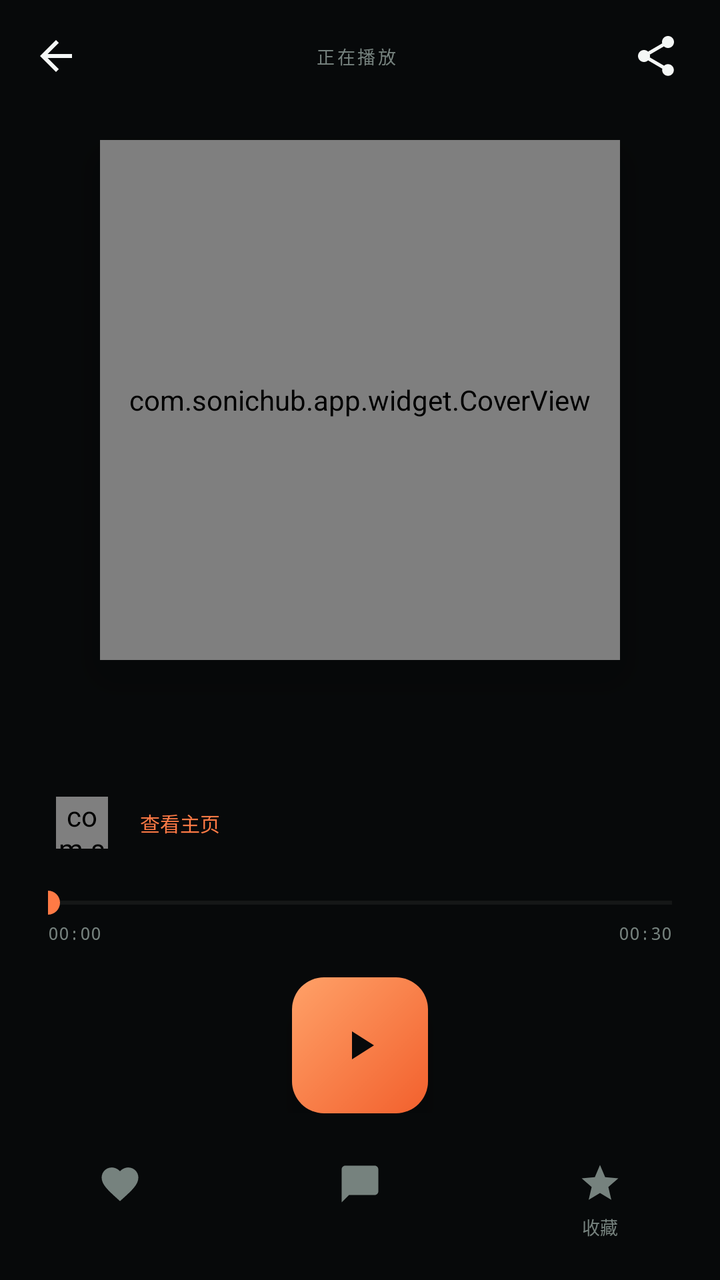
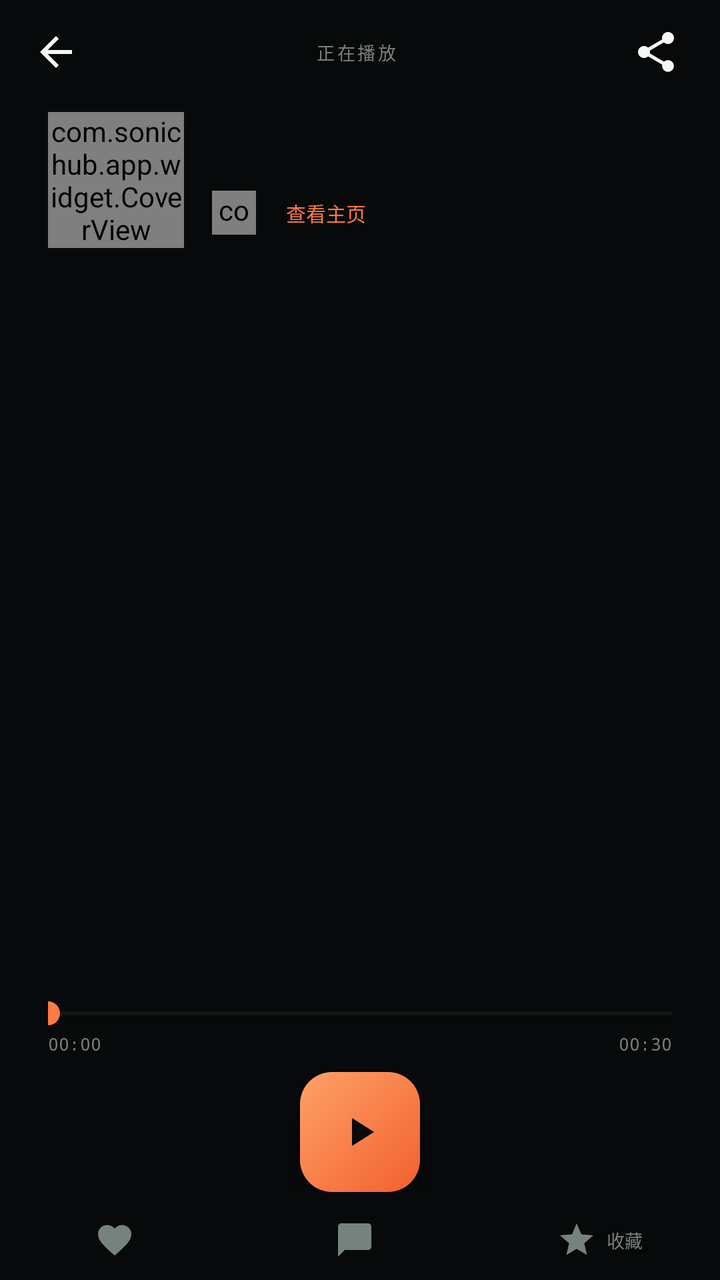

Screens rendered from an Android XML layout before and after an edit, with the pre-edit source and the edit as a unified diff.
<!-- AndroidManifest.xml: application theme Theme.SonicHub -->
<!-- res/layout/activity_player.xml -->
<?xml version="1.0" encoding="utf-8"?>
<LinearLayout xmlns:android="http://schemas.android.com/apk/res/android"
    xmlns:app="http://schemas.android.com/apk/res-auto"
    android:layout_width="match_parent"
    android:layout_height="match_parent"
    android:background="@color/bg"
    android:orientation="vertical">

    <LinearLayout
        android:layout_width="match_parent"
        android:layout_height="56dp"
        android:gravity="center_vertical"
        android:orientation="horizontal"
        android:paddingStart="8dp"
        android:paddingEnd="12dp">

        <ImageButton
            android:id="@+id/backButton"
            android:layout_width="40dp"
            android:layout_height="40dp"
            android:background="?attr/selectableItemBackgroundBorderless"
            android:contentDescription="返回"
            android:src="@drawable/ic_back"
            app:tint="@color/text" />

        <TextView
            android:layout_width="0dp"
            android:layout_height="wrap_content"
            android:layout_weight="1"
            android:fontFamily="monospace"
            android:gravity="center"
            android:letterSpacing="0.14"
            android:text="正在播放"
            android:textColor="@color/text_3"
            android:textSize="9sp" />

        <ImageButton
            android:id="@+id/shareButton"
            android:layout_width="40dp"
            android:layout_height="40dp"
            android:background="?attr/selectableItemBackgroundBorderless"
            android:contentDescription="分享"
            android:src="@drawable/ic_share"
            app:tint="@color/text" />
    </LinearLayout>

    <com.sonichub.app.widget.CoverView
        android:id="@+id/cover"
        android:layout_width="260dp"
        android:layout_height="260dp"
        android:layout_gravity="center_horizontal"
        android:layout_marginTop="14dp"
        android:elevation="18dp" />

    <TextView
        android:id="@+id/title"
        android:layout_width="match_parent"
        android:layout_height="wrap_content"
        android:layout_marginStart="24dp"
        android:layout_marginTop="24dp"
        android:layout_marginEnd="24dp"
        android:letterSpacing="-0.02"
        android:textColor="@color/text"
        android:textSize="24sp"
        android:textStyle="bold" />

    <LinearLayout
        android:id="@+id/artistRow"
        android:layout_width="wrap_content"
        android:layout_height="wrap_content"
        android:layout_marginStart="24dp"
        android:layout_marginTop="8dp"
        android:gravity="center_vertical"
        android:orientation="horizontal"
        android:padding="4dp">

        <com.sonichub.app.widget.CoverView
            android:id="@+id/artistAvatar"
            android:layout_width="26dp"
            android:layout_height="26dp" />

        <TextView
            android:id="@+id/artistName"
            android:layout_width="wrap_content"
            android:layout_height="wrap_content"
            android:layout_marginStart="8dp"
            android:textColor="@color/text_2"
            android:textSize="12sp" />

        <TextView
            android:layout_width="wrap_content"
            android:layout_height="wrap_content"
            android:layout_marginStart="8dp"
            android:text="查看主页"
            android:textColor="@color/accent"
            android:textSize="10sp" />
    </LinearLayout>

    <SeekBar
        android:id="@+id/seekBar"
        android:layout_width="match_parent"
        android:layout_height="wrap_content"
        android:layout_marginStart="24dp"
        android:layout_marginTop="14dp"
        android:layout_marginEnd="24dp"
        android:paddingStart="0dp"
        android:paddingEnd="0dp"
        android:progressBackgroundTint="@color/line_strong"
        android:progressTint="@color/accent"
        android:splitTrack="false"
        android:thumbTint="@color/accent" />

    <LinearLayout
        android:layout_width="match_parent"
        android:layout_height="wrap_content"
        android:layout_marginStart="24dp"
        android:layout_marginEnd="24dp"
        android:orientation="horizontal">

        <TextView
            android:id="@+id/currentTime"
            android:layout_width="0dp"
            android:layout_height="wrap_content"
            android:layout_weight="1"
            android:fontFamily="monospace"
            android:text="00:00"
            android:textColor="@color/text_3"
            android:textSize="9sp" />

        <TextView
            android:id="@+id/totalTime"
            android:layout_width="wrap_content"
            android:layout_height="wrap_content"
            android:fontFamily="monospace"
            android:text="00:30"
            android:textColor="@color/text_3"
            android:textSize="9sp" />
    </LinearLayout>

    <LinearLayout
        android:layout_width="match_parent"
        android:layout_height="wrap_content"
        android:layout_marginTop="16dp"
        android:gravity="center"
        android:orientation="horizontal">

        <ImageButton
            android:id="@+id/playButton"
            android:layout_width="68dp"
            android:layout_height="68dp"
            android:background="@drawable/bg_logo"
            android:contentDescription="播放"
            android:elevation="10dp"
            android:src="@drawable/ic_play"
            app:tint="@color/bg" />
    </LinearLayout>

    <LinearLayout
        android:layout_width="match_parent"
        android:layout_height="wrap_content"
        android:layout_marginTop="18dp"
        android:gravity="center"
        android:orientation="horizontal">

        <LinearLayout
            android:id="@+id/likeButton"
            android:layout_width="0dp"
            android:layout_height="wrap_content"
            android:layout_weight="1"
            android:gravity="center"
            android:orientation="vertical"
            android:padding="6dp">

            <ImageView
                android:id="@+id/likeIcon"
                android:layout_width="22dp"
                android:layout_height="22dp"
                android:src="@drawable/ic_heart"
                app:tint="@color/text_3" />

            <TextView
                android:id="@+id/likeCount"
                android:layout_width="wrap_content"
                android:layout_height="wrap_content"
                android:layout_marginTop="4dp"
                android:textColor="@color/text_3"
                android:textSize="9sp" />
        </LinearLayout>

        <LinearLayout
            android:id="@+id/commentButton"
            android:layout_width="0dp"
            android:layout_height="wrap_content"
            android:layout_weight="1"
            android:gravity="center"
            android:orientation="vertical"
            android:padding="6dp">

            <ImageView
                android:layout_width="22dp"
                android:layout_height="22dp"
                android:src="@drawable/ic_comment"
                app:tint="@color/text_3" />

            <TextView
                android:id="@+id/commentCount"
                android:layout_width="wrap_content"
                android:layout_height="wrap_content"
                android:layout_marginTop="4dp"
                android:textColor="@color/text_3"
                android:textSize="9sp" />
        </LinearLayout>

        <LinearLayout
            android:id="@+id/collectButton"
            android:layout_width="0dp"
            android:layout_height="wrap_content"
            android:layout_weight="1"
            android:gravity="center"
            android:orientation="vertical"
            android:padding="6dp">

            <ImageView
                android:id="@+id/collectIcon"
                android:layout_width="22dp"
                android:layout_height="22dp"
                android:src="@drawable/ic_star"
                app:tint="@color/text_3" />

            <TextView
                android:layout_width="wrap_content"
                android:layout_height="wrap_content"
                android:layout_marginTop="4dp"
                android:text="收藏"
                android:textColor="@color/text_3"
                android:textSize="9sp" />
        </LinearLayout>
    </LinearLayout>
</LinearLayout>
<!-- resources referenced by this layout -->
<resources>
  <color name="accent">#FFFF7A45</color>
  <color name="bg">#FF07090A</color>
  <color name="line_strong">#30FFFFFF</color>
  <color name="text">#FFF4F7F6</color>
  <color name="text_2">#FFADB8B5</color>
  <color name="text_3">#FF76827E</color>
  <!-- drawable bg_logo (drawable) -->
  <?xml version="1.0" encoding="utf-8"?>
  <shape xmlns:android="http://schemas.android.com/apk/res/android">
      <gradient
          android:angle="315"
          android:startColor="#FFFFA168"
          android:endColor="#FFF2602D" />
      <corners android:radius="16dp" />
  </shape>
  <!-- drawable ic_back (drawable) -->
  <?xml version="1.0" encoding="utf-8"?>
  <vector xmlns:android="http://schemas.android.com/apk/res/android"
      android:width="24dp" android:height="24dp"
      android:viewportWidth="24" android:viewportHeight="24">
      <path android:fillColor="#FFFFFFFF"
          android:pathData="M20,11H7.83l5.59,-5.59L12,4l-8,8 8,8 1.41,-1.41L7.83,13H20v-2z" />
  </vector>
  <!-- drawable ic_comment (drawable) -->
  <?xml version="1.0" encoding="utf-8"?>
  <vector xmlns:android="http://schemas.android.com/apk/res/android"
      android:width="24dp" android:height="24dp"
      android:viewportWidth="24" android:viewportHeight="24">
      <path android:fillColor="#FFFFFFFF"
          android:pathData="M20,2H4c-1.1,0 -2,0.9 -2,2v18l4,-4h14c1.1,0 2,-0.9 2,-2V4c0,-1.1 -0.9,-2 -2,-2z" />
  </vector>
  <!-- drawable ic_heart (drawable) -->
  <?xml version="1.0" encoding="utf-8"?>
  <vector xmlns:android="http://schemas.android.com/apk/res/android"
      android:width="24dp" android:height="24dp"
      android:viewportWidth="24" android:viewportHeight="24">
      <path android:fillColor="#FFFFFFFF"
          android:pathData="M12,21.35l-1.45,-1.32C5.4,15.36 2,12.28 2,8.5 2,5.42 4.42,3 7.5,3c1.74,0 3.41,0.81 4.5,2.09C13.09,3.81 14.76,3 16.5,3 19.58,3 22,5.42 22,8.5c0,3.78 -3.4,6.86 -8.55,11.54L12,21.35z" />
  </vector>
  <!-- drawable ic_play (drawable) -->
  <?xml version="1.0" encoding="utf-8"?>
  <vector xmlns:android="http://schemas.android.com/apk/res/android"
      android:width="24dp" android:height="24dp"
      android:viewportWidth="24" android:viewportHeight="24">
      <path android:fillColor="#FFFFFFFF" android:pathData="M8,5v14l11,-7z" />
  </vector>
  <!-- drawable ic_share (drawable) -->
  <?xml version="1.0" encoding="utf-8"?>
  <vector xmlns:android="http://schemas.android.com/apk/res/android"
      android:width="24dp" android:height="24dp"
      android:viewportWidth="24" android:viewportHeight="24">
      <path android:fillColor="#FFFFFFFF"
          android:pathData="M18,16.08c-0.76,0 -1.44,0.3 -1.96,0.77L8.91,12.7c0.05,-0.23 0.09,-0.46 0.09,-0.7s-0.04,-0.47 -0.09,-0.7l7.05,-4.11C16.5,7.69 17.21,8 18,8c1.66,0 3,-1.34 3,-3s-1.34,-3 -3,-3 -3,1.34 -3,3c0,0.24 0.04,0.47 0.09,0.7L8.04,9.81C7.5,9.31 6.79,9 6,9c-1.66,0 -3,1.34 -3,3s1.34,3 3,3c0.79,0 1.5,-0.31 2.04,-0.81l7.12,4.16c-0.05,0.21 -0.08,0.43 -0.08,0.65 0,1.61 1.31,2.92 2.92,2.92s2.92,-1.31 2.92,-2.92 -1.31,-2.92 -2.92,-2.92z" />
  </vector>
  <!-- drawable ic_star (drawable) -->
  <?xml version="1.0" encoding="utf-8"?>
  <vector xmlns:android="http://schemas.android.com/apk/res/android"
      android:width="24dp" android:height="24dp"
      android:viewportWidth="24" android:viewportHeight="24">
      <path android:fillColor="#FFFFFFFF"
          android:pathData="M12,17.27L18.18,21l-1.64,-7.03L22,9.24l-7.19,-0.61L12,2 9.19,8.63 2,9.24l5.46,4.73L5.82,21z" />
  </vector>
  <color name="mint">#FF8EE6C6</color>
  <color name="surface">#FF0F1415</color>
  <!-- drawable bg_screen (drawable) -->
  <?xml version="1.0" encoding="utf-8"?>
  <shape xmlns:android="http://schemas.android.com/apk/res/android">
      <gradient
          android:angle="270"
          android:centerColor="#FF080C0E"
          android:endColor="#FF040607"
          android:startColor="#FF0B1113" />
  </shape>
  <!-- unchanged entries left out for length: 1 -->
</resources>

<!-- the commit's change to res/layout/activity_player.xml (unified diff, before → after) -->
@@ -8,7 +8,7 @@
 
     <LinearLayout
         android:layout_width="match_parent"
-        android:layout_height="56dp"
+        android:layout_height="52dp"
         android:gravity="center_vertical"
         android:orientation="horizontal"
         android:paddingStart="8dp"
@@ -44,64 +44,117 @@
             app:tint="@color/text" />
     </LinearLayout>
 
-    <com.sonichub.app.widget.CoverView
-        android:id="@+id/cover"
-        android:layout_width="260dp"
-        android:layout_height="260dp"
-        android:layout_gravity="center_horizontal"
-        android:layout_marginTop="14dp"
-        android:elevation="18dp" />
-
-    <TextView
-        android:id="@+id/title"
+    <LinearLayout
         android:layout_width="match_parent"
         android:layout_height="wrap_content"
         android:layout_marginStart="24dp"
-        android:layout_marginTop="24dp"
+        android:layout_marginTop="4dp"
         android:layout_marginEnd="24dp"
-        android:letterSpacing="-0.02"
-        android:textColor="@color/text"
-        android:textSize="24sp"
-        android:textStyle="bold" />
-
-    <LinearLayout
-        android:id="@+id/artistRow"
-        android:layout_width="wrap_content"
-        android:layout_height="wrap_content"
-        android:layout_marginStart="24dp"
-        android:layout_marginTop="8dp"
         android:gravity="center_vertical"
-        android:orientation="horizontal"
-        android:padding="4dp">
+        android:orientation="horizontal">
 
         <com.sonichub.app.widget.CoverView
-            android:id="@+id/artistAvatar"
-            android:layout_width="26dp"
-            android:layout_height="26dp" />
-
-        <TextView
-            android:id="@+id/artistName"
+            android:id="@+id/cover"
+            android:layout_width="68dp"
+            android:layout_height="68dp"
+            android:elevation="10dp" />
+
+        <LinearLayout
+            android:layout_width="0dp"
+            android:layout_height="wrap_content"
+            android:layout_marginStart="14dp"
+            android:layout_weight="1"
+            android:orientation="vertical">
+
+            <TextView
+                android:id="@+id/title"
+                android:layout_width="match_parent"
+                android:layout_height="wrap_content"
+                android:ellipsize="end"
+                android:letterSpacing="-0.02"
+                android:maxLines="1"
+                android:textColor="@color/text"
+                android:textSize="20sp"
+                android:textStyle="bold" />
+
+            <LinearLayout
+                android:id="@+id/artistRow"
+                android:layout_width="wrap_content"
+                android:layout_height="wrap_content"
+                android:layout_marginTop="6dp"
+                android:gravity="center_vertical"
+                android:orientation="horizontal"
+                android:paddingTop="2dp"
+                android:paddingBottom="2dp">
+
+                <com.sonichub.app.widget.CoverView
+                    android:id="@+id/artistAvatar"
+                    android:layout_width="22dp"
+                    android:layout_height="22dp" />
+
+                <TextView
+                    android:id="@+id/artistName"
+                    android:layout_width="wrap_content"
+                    android:layout_height="wrap_content"
+                    android:layout_marginStart="7dp"
+                    android:textColor="@color/text_2"
+                    android:textSize="12sp" />
+
+                <TextView
+                    android:layout_width="wrap_content"
+                    android:layout_height="wrap_content"
+                    android:layout_marginStart="8dp"
+                    android:text="查看主页"
+                    android:textColor="@color/accent"
+                    android:textSize="10sp" />
+            </LinearLayout>
+        </LinearLayout>
+    </LinearLayout>
+
+    <FrameLayout
+        android:layout_width="match_parent"
+        android:layout_height="0dp"
+        android:layout_marginTop="6dp"
+        android:layout_weight="1"
+        android:paddingStart="18dp"
+        android:paddingEnd="18dp">
+
+        <ScrollView
+            android:id="@+id/lyricsScroll"
+            android:layout_width="match_parent"
+            android:layout_height="match_parent"
+            android:clipToPadding="false"
+            android:fadeScrollbars="false"
+            android:overScrollMode="never"
+            android:scrollbars="none">
+
+            <LinearLayout
+                android:id="@+id/lyricsBox"
+                android:layout_width="match_parent"
+                android:layout_height="wrap_content"
+                android:gravity="center_horizontal"
+                android:orientation="vertical"
+                android:paddingTop="32dp"
+                android:paddingBottom="32dp" />
+        </ScrollView>
+
+        <TextView
+            android:id="@+id/lyricsEmpty"
             android:layout_width="wrap_content"
             android:layout_height="wrap_content"
-            android:layout_marginStart="8dp"
-            android:textColor="@color/text_2"
-            android:textSize="12sp" />
-
-        <TextView
-            android:layout_width="wrap_content"
-            android:layout_height="wrap_content"
-            android:layout_marginStart="8dp"
-            android:text="查看主页"
-            android:textColor="@color/accent"
-            android:textSize="10sp" />
-    </LinearLayout>
+            android:layout_gravity="center"
+            android:text="暂无歌词"
+            android:textColor="@color/text_3"
+            android:textSize="12sp"
+            android:visibility="gone" />
+    </FrameLayout>
 
     <SeekBar
         android:id="@+id/seekBar"
         android:layout_width="match_parent"
         android:layout_height="wrap_content"
         android:layout_marginStart="24dp"
-        android:layout_marginTop="14dp"
+        android:layout_marginTop="4dp"
         android:layout_marginEnd="24dp"
         android:paddingStart="0dp"
         android:paddingEnd="0dp"
@@ -140,14 +193,14 @@
     <LinearLayout
         android:layout_width="match_parent"
         android:layout_height="wrap_content"
-        android:layout_marginTop="16dp"
+        android:layout_marginTop="8dp"
         android:gravity="center"
         android:orientation="horizontal">
 
         <ImageButton
             android:id="@+id/playButton"
-            android:layout_width="68dp"
-            android:layout_height="68dp"
+            android:layout_width="60dp"
+            android:layout_height="60dp"
             android:background="@drawable/bg_logo"
             android:contentDescription="播放"
             android:elevation="10dp"
@@ -158,9 +211,10 @@
     <LinearLayout
         android:layout_width="match_parent"
         android:layout_height="wrap_content"
-        android:layout_marginTop="18dp"
+        android:layout_marginTop="8dp"
         android:gravity="center"
-        android:orientation="horizontal">
+        android:orientation="horizontal"
+        android:paddingBottom="4dp">
 
         <LinearLayout
             android:id="@+id/likeButton"
@@ -168,13 +222,13 @@
             android:layout_height="wrap_content"
             android:layout_weight="1"
             android:gravity="center"
-            android:orientation="vertical"
+            android:orientation="horizontal"
             android:padding="6dp">
 
             <ImageView
                 android:id="@+id/likeIcon"
-                android:layout_width="22dp"
-                android:layout_height="22dp"
+                android:layout_width="20dp"
+                android:layout_height="20dp"
                 android:src="@drawable/ic_heart"
                 app:tint="@color/text_3" />
 
@@ -182,7 +236,7 @@
                 android:id="@+id/likeCount"
                 android:layout_width="wrap_content"
                 android:layout_height="wrap_content"
-                android:layout_marginTop="4dp"
+                android:layout_marginStart="5dp"
                 android:textColor="@color/text_3"
                 android:textSize="9sp" />
         </LinearLayout>
@@ -193,12 +247,12 @@
             android:layout_height="wrap_content"
             android:layout_weight="1"
             android:gravity="center"
-            android:orientation="vertical"
+            android:orientation="horizontal"
             android:padding="6dp">
 
             <ImageView
-                android:layout_width="22dp"
-                android:layout_height="22dp"
+                android:layout_width="20dp"
+                android:layout_height="20dp"
                 android:src="@drawable/ic_comment"
                 app:tint="@color/text_3" />
 
@@ -206,7 +260,7 @@
                 android:id="@+id/commentCount"
                 android:layout_width="wrap_content"
                 android:layout_height="wrap_content"
-                android:layout_marginTop="4dp"
+                android:layout_marginStart="5dp"
                 android:textColor="@color/text_3"
                 android:textSize="9sp" />
         </LinearLayout>
@@ -217,20 +271,20 @@
             android:layout_height="wrap_content"
             android:layout_weight="1"
             android:gravity="center"
-            android:orientation="vertical"
+            android:orientation="horizontal"
             android:padding="6dp">
 
             <ImageView
                 android:id="@+id/collectIcon"
-                android:layout_width="22dp"
-                android:layout_height="22dp"
+                android:layout_width="20dp"
+                android:layout_height="20dp"
                 android:src="@drawable/ic_star"
                 app:tint="@color/text_3" />
 
             <TextView
                 android:layout_width="wrap_content"
                 android:layout_height="wrap_content"
-                android:layout_marginTop="4dp"
+                android:layout_marginStart="5dp"
                 android:text="收藏"
                 android:textColor="@color/text_3"
                 android:textSize="9sp" />
